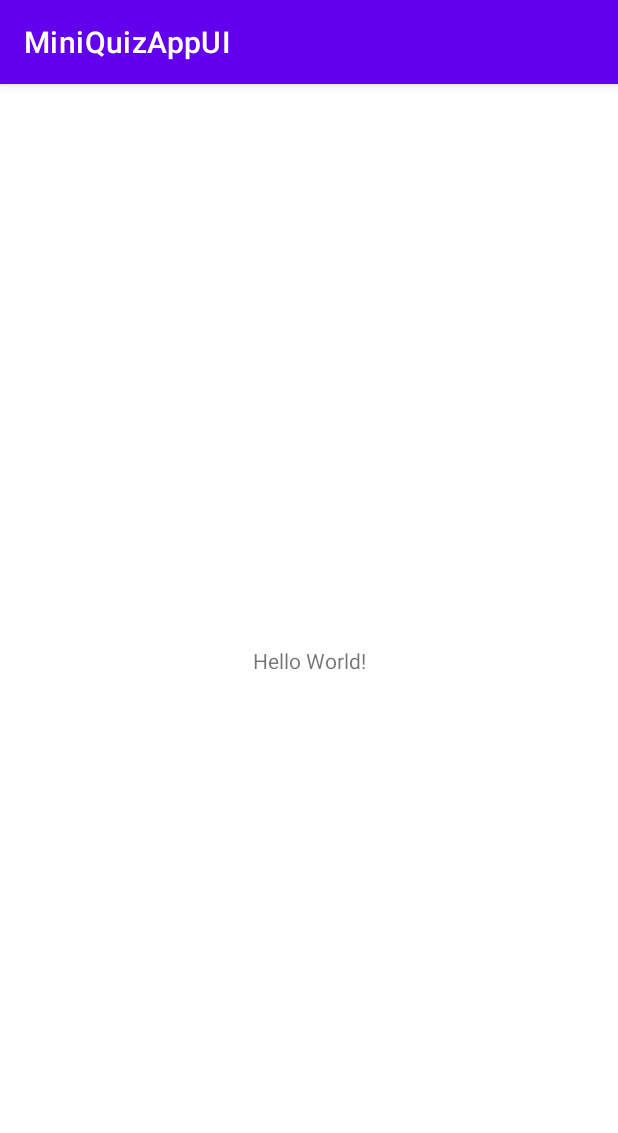
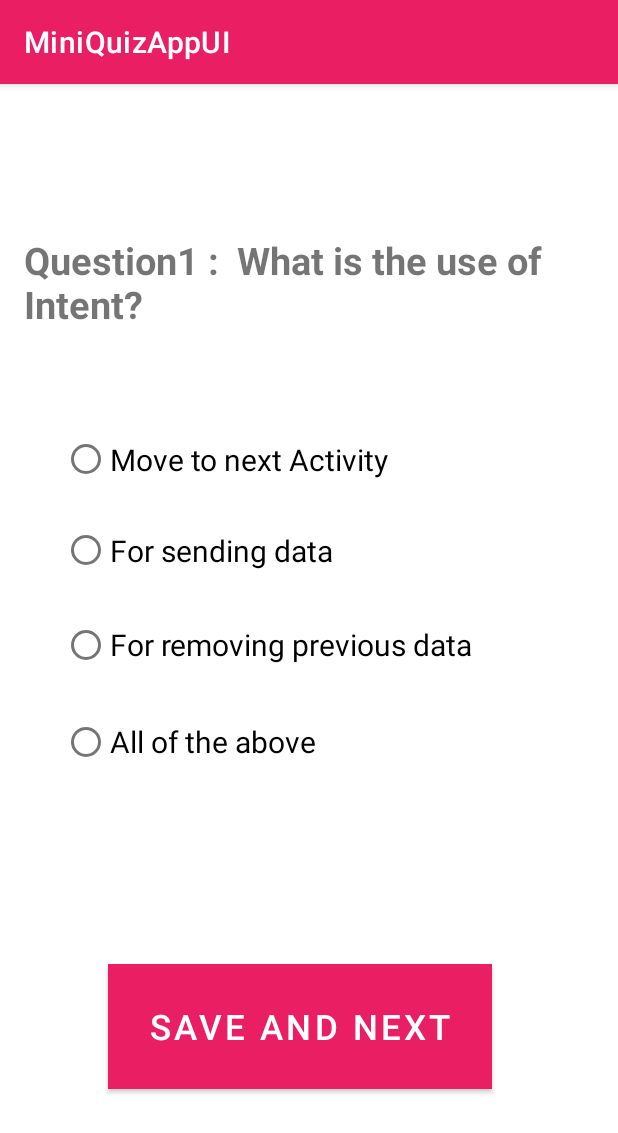
Before and after one commit to pragya-sharma11/MiniQuizAppUI, an Android app: the screen it shows after launch (MainActivity), on a phone screen of 412 x 824 dp. Shown: the top 1133 px of the screen. Run offline under Robolectric (Android 15) with nearby library versions, the phone set to English and light mode, and no system bars.

Commit message:
create ui for first page

```diff
--- a/app/src/main/res/layout/activity_main.xml
+++ b/app/src/main/res/layout/activity_main.xml
@@ -7,12 +7,72 @@
     tools:context=".MainActivity">
 
     <TextView
-        android:layout_width="wrap_content"
-        android:layout_height="wrap_content"
-        android:text="Hello World!"
+        android:id="@+id/textView"
+        android:layout_width="377dp"
+        android:layout_height="60dp"
+        android:text="Question1 :  What is the use of Intent?"
+        android:textSize="25dp"
+        android:textStyle="bold"
         app:layout_constraintBottom_toBottomOf="parent"
-        app:layout_constraintLeft_toLeftOf="parent"
-        app:layout_constraintRight_toRightOf="parent"
-        app:layout_constraintTop_toTopOf="parent" />
+        app:layout_constraintEnd_toEndOf="parent"
+        app:layout_constraintHorizontal_bias="0.47"
+        app:layout_constraintStart_toStartOf="parent"
+        app:layout_constraintTop_toTopOf="parent"
+        app:layout_constraintVertical_bias="0.141" />
 
+    <Button
+        android:id="@+id/button"
+        android:layout_width="256dp"
+        android:layout_height="83dp"
+        android:background="#E91E63"
+        android:text="Save and Next"
+        android:textAlignment="center"
+        android:textColorHighlight="#FFFFFF"
+        android:textSize="23dp"
+        app:backgroundTint="#E91E63"
+        app:layout_constraintBottom_toBottomOf="parent"
+        app:layout_constraintEnd_toEndOf="parent"
+        app:layout_constraintHorizontal_bias="0.46"
+        app:layout_constraintStart_toStartOf="parent"
+        app:layout_constraintTop_toTopOf="parent"
+        app:layout_constraintVertical_bias="0.857" />
+
+    <RadioGroup
+        android:layout_width="328dp"
+        android:layout_height="264dp"
+        app:layout_constraintBottom_toBottomOf="parent"
+        app:layout_constraintEnd_toEndOf="parent"
+        app:layout_constraintHorizontal_bias="0.493"
+        app:layout_constraintStart_toStartOf="parent"
+        app:layout_constraintTop_toTopOf="parent"
+        app:layout_constraintVertical_bias="0.438" >
+
+        <RadioButton
+            android:id="@+id/radioButton1"
+            android:layout_width="match_parent"
+            android:layout_height="59dp"
+            android:text="Move to next Activity"
+            android:textSize="20sp" />
+
+        <RadioButton
+            android:id="@+id/radioButton2"
+            android:layout_width="match_parent"
+            android:layout_height="62dp"
+            android:text="For sending data"
+            android:textSize="20sp" />
+
+        <RadioButton
+            android:id="@+id/radioButton3"
+            android:layout_width="match_parent"
+            android:layout_height="64dp"
+            android:text="For removing previous data"
+            android:textSize="20sp" />
+
+        <RadioButton
+            android:id="@+id/radioButton4"
+            android:layout_width="match_parent"
+            android:layout_height="65dp"
+            android:text="All of the above"
+            android:textSize="20sp" />
+    </RadioGroup>
 </androidx.constraintlayout.widget.ConstraintLayout>
--- a/app/src/main/res/values/themes.xml
+++ b/app/src/main/res/values/themes.xml
@@ -2,8 +2,8 @@
     <!-- Base application theme. -->
     <style name="Theme.MiniQuizAppUI" parent="Theme.MaterialComponents.DayNight.DarkActionBar">
         <!-- Primary brand color. -->
-        <item name="colorPrimary">@color/purple_500</item>
-        <item name="colorPrimaryVariant">@color/purple_700</item>
+        <item name="colorPrimary">#E91E63</item>
+        <item name="colorPrimaryVariant">#E91E63</item>
         <item name="colorOnPrimary">@color/white</item>
         <!-- Secondary brand color. -->
         <item name="colorSecondary">@color/teal_200</item>
```
